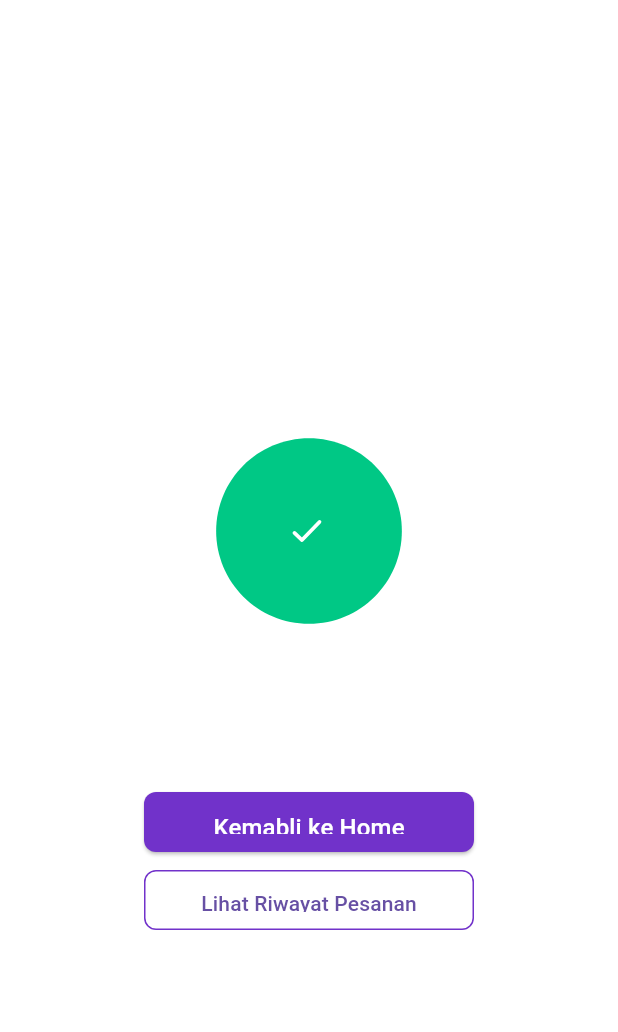
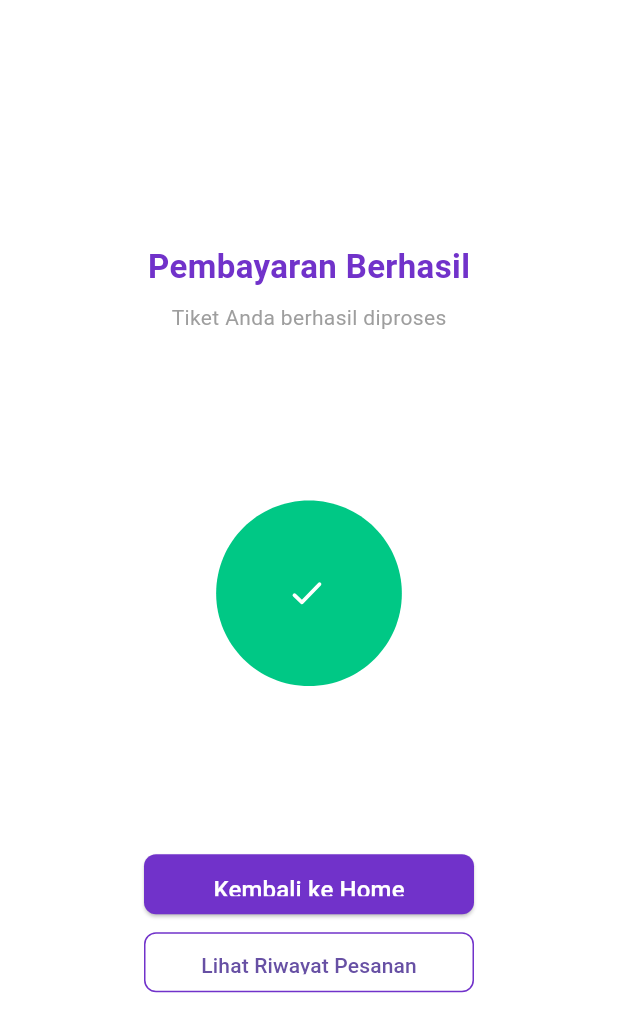
Before and after one commit to Frientia/project_mobile_UAS, a Flutter app: the MySuccess screen opened directly, on a phone screen of 412 x 824 dp. Shown: the top 1032 px of the screen. Run offline on Flutter 3.47's test engine with Material 3 defaults, Android fonts, the phone set to English and light mode, and no system bars; our stand-ins replace country_picker, firebase_auth, firebase_core, flutter_dotenv, flutter_local_notifications, lottie and 2 more; accounts and stored records are empty.

Commit message:
update push notifikasi dan menambahkan depedencies

```diff
--- a/lib/screens/lottie_success.dart
+++ b/lib/screens/lottie_success.dart
@@ -2,6 +2,10 @@ import 'package:flutter/material.dart';
 import 'package:lottie/lottie.dart';
 import 'package:mobile_uas/pages/home_page.dart';
 import 'package:mobile_uas/pages/riwayat_pesanan.dart';
+import 'package:flutter_local_notifications/flutter_local_notifications.dart';
+
+final FlutterLocalNotificationsPlugin notificationsPlugin =
+    FlutterLocalNotificationsPlugin();
 
 class MySuccess extends StatefulWidget {
   const MySuccess({super.key});
@@ -12,6 +16,37 @@ class MySuccess extends StatefulWidget {
 
 class _MySuccessState extends State<MySuccess> {
   @override
+  void initState() {
+    super.initState();
+    _initNotification();
+    _showSuccessNotification();
+  }
+
+  Future<void> _initNotification() async {
+    const androidInit = AndroidInitializationSettings('@mipmap/ic_launcher');
+    const initSettings = InitializationSettings(android: androidInit);
+    await notificationsPlugin.initialize(initSettings);
+  }
+
+  Future<void> _showSuccessNotification() async {
+    const androidDetails = AndroidNotificationDetails(
+      'payment_success',
+      'Pembayaran',
+      importance: Importance.high,
+      priority: Priority.high,
+    );
+
+    const notificationDetails = NotificationDetails(android: androidDetails);
+
+    await notificationsPlugin.show(
+      0,
+      'Pembayaran Berhasil',
+      'Terima kasih, pembayaran Anda telah berhasil',
+      notificationDetails,
+    );
+  }
+
+  @override
   Widget build(BuildContext context) {
     return Scaffold(
       backgroundColor: Colors.white,
@@ -19,6 +54,22 @@ class _MySuccessState extends State<MySuccess> {
         child: Column(
           mainAxisAlignment: MainAxisAlignment.center,
           children: [
+            const Text(
+              'Pembayaran Berhasil',
+              style: TextStyle(
+                fontSize: 22,
+                fontWeight: FontWeight.bold,
+                color: Color.fromARGB(255, 113, 50, 202),
+              ),
+            ),
+
+            const SizedBox(height: 8),
+            const Text(
+              'Tiket Anda berhasil diproses',
+              style: TextStyle(fontSize: 14, color: Colors.grey),
+            ),
+
+            const SizedBox(height: 24),
             Lottie.asset(
               'assets/animations/Check_Mark.json',
               width: 300,
@@ -26,7 +77,9 @@ class _MySuccessState extends State<MySuccess> {
               fit: BoxFit.contain,
               repeat: true,
             ),
+
             const SizedBox(height: 24),
+
             SizedBox(
               width: 220,
               height: 40,
@@ -45,8 +98,8 @@ class _MySuccessState extends State<MySuccess> {
                     (route) => false,
                   );
                 },
-                child: Text(
-                  'Kemabli ke Home',
+                child: const Text(
+                  'Kembali ke Home',
                   style: TextStyle(fontSize: 16, color: Colors.white),
                 ),
               ),
--- a/pubspec.yaml
+++ b/pubspec.yaml
@@ -41,6 +41,7 @@ dependencies:
   flutter_dotenv: ^6.0.0
   supabase_flutter: ^2.12.0
   shared_preferences: ^2.5.4
+  flutter_local_notifications: ^17.0.0
 
 dev_dependencies:
   flutter_test:
```
Also changed, not shown: lib/main.dart (+11 -4 lines), pubspec.lock, 1 other file.
